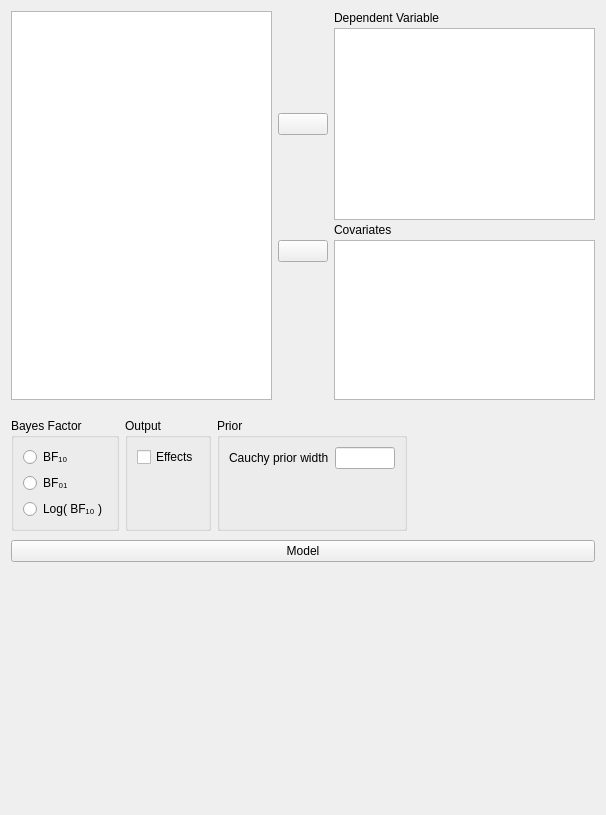
The window that JASP-Desktop/analysisforms/regressionlinearbayesianform.ui (jasp-stats/jasp-desktop) describes before a commit, drawn with Qt 5.
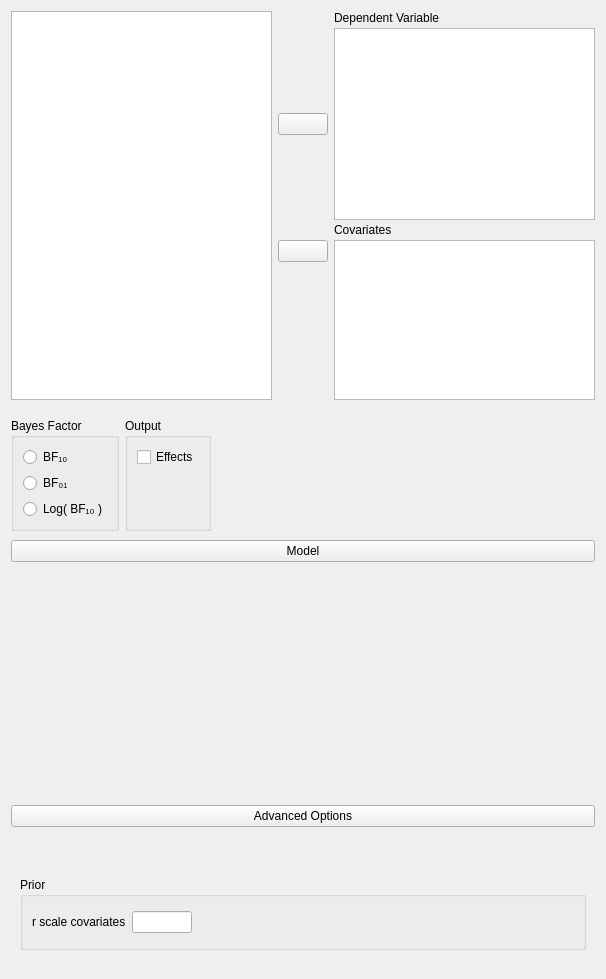
The same window after the commit. Custom widgets are drawn as their Qt base class.

Commit message: Priors: added advanced options for Bayesian analyses

Diff of the .ui file:
```diff
--- a/JASP-Desktop/analysisforms/regressionlinearbayesianform.ui
+++ b/JASP-Desktop/analysisforms/regressionlinearbayesianform.ui
@@ -7,7 +7,7 @@
     <x>0</x>
     <y>0</y>
     <width>606</width>
-    <height>815</height>
+    <height>979</height>
    </rect>
   </property>
   <property name="sizePolicy">
@@ -220,80 +220,6 @@
       <property name="bottomMargin">
        <number>0</number>
       </property>
-      <item row="0" column="1">
-       <widget class="GroupBox" name="groupBox_3">
-        <property name="title">
-         <string>Output</string>
-        </property>
-        <layout class="QGridLayout" name="gridLayout_8">
-         <item row="1" column="1">
-          <spacer name="verticalSpacer_4">
-           <property name="orientation">
-            <enum>Qt::Vertical</enum>
-           </property>
-           <property name="sizeHint" stdset="0">
-            <size>
-             <width>20</width>
-             <height>40</height>
-            </size>
-           </property>
-          </spacer>
-         </item>
-         <item row="0" column="0" colspan="2">
-          <widget class="BoundCheckBox" name="effects">
-           <property name="text">
-            <string>Effects</string>
-           </property>
-          </widget>
-         </item>
-        </layout>
-       </widget>
-      </item>
-      <item row="0" column="2">
-       <widget class="GroupBox" name="groupBox">
-        <property name="title">
-         <string>Prior</string>
-        </property>
-        <layout class="QGridLayout" name="gridLayout_2">
-         <item row="0" column="1">
-          <widget class="BoundTextBox" name="priorWidth">
-           <property name="minimumSize">
-            <size>
-             <width>60</width>
-             <height>0</height>
-            </size>
-           </property>
-           <property name="maximumSize">
-            <size>
-             <width>60</width>
-             <height>16777215</height>
-            </size>
-           </property>
-          </widget>
-         </item>
-         <item row="0" column="0">
-          <widget class="QLabel" name="label_2">
-           <property name="text">
-            <string>Cauchy prior width</string>
-           </property>
-          </widget>
-         </item>
-         <item row="1" column="0">
-          <spacer name="verticalSpacer">
-           <property name="orientation">
-            <enum>Qt::Vertical</enum>
-           </property>
-           <property name="sizeHint" stdset="0">
-            <size>
-             <width>20</width>
-             <height>40</height>
-            </size>
-           </property>
-          </spacer>
-         </item>
-        </layout>
-       </widget>
-      </item>
       <item row="0" column="0">
        <widget class="BoundGroupBox" name="bayesFactorType">
         <property name="title">
@@ -327,6 +253,35 @@
         </layout>
        </widget>
       </item>
+      <item row="0" column="1">
+       <widget class="GroupBox" name="groupBox_3">
+        <property name="title">
+         <string>Output</string>
+        </property>
+        <layout class="QGridLayout" name="gridLayout_8">
+         <item row="1" column="1">
+          <spacer name="verticalSpacer_4">
+           <property name="orientation">
+            <enum>Qt::Vertical</enum>
+           </property>
+           <property name="sizeHint" stdset="0">
+            <size>
+             <width>20</width>
+             <height>40</height>
+            </size>
+           </property>
+          </spacer>
+         </item>
+         <item row="0" column="0" colspan="2">
+          <widget class="BoundCheckBox" name="effects">
+           <property name="text">
+            <string>Effects</string>
+           </property>
+          </widget>
+         </item>
+        </layout>
+       </widget>
+      </item>
      </layout>
     </widget>
    </item>
@@ -396,17 +351,77 @@
     </widget>
    </item>
    <item row="3" column="0">
-    <spacer name="verticalSpacer_2">
-     <property name="orientation">
-      <enum>Qt::Vertical</enum>
-     </property>
-     <property name="sizeHint" stdset="0">
-      <size>
-       <width>20</width>
-       <height>40</height>
-      </size>
-     </property>
-    </spacer>
+    <widget class="QWidget" name="advancedBox" native="true">
+     <layout class="QGridLayout" name="gridLayout_2">
+      <property name="leftMargin">
+       <number>0</number>
+      </property>
+      <property name="topMargin">
+       <number>0</number>
+      </property>
+      <property name="rightMargin">
+       <number>0</number>
+      </property>
+      <item row="2" column="0" rowspan="2" colspan="2">
+       <widget class="QWidget" name="advancedOptions" native="true">
+        <layout class="QGridLayout" name="gridLayout_7">
+         <item row="0" column="0">
+          <widget class="GroupBox" name="groupBox_2">
+           <property name="title">
+            <string>Prior</string>
+           </property>
+           <layout class="QGridLayout" name="gridLayout_9">
+            <item row="0" column="1">
+             <widget class="BoundTextBox" name="priorCovariates">
+              <property name="minimumSize">
+               <size>
+                <width>60</width>
+                <height>0</height>
+               </size>
+              </property>
+              <property name="maximumSize">
+               <size>
+                <width>60</width>
+                <height>16777215</height>
+               </size>
+              </property>
+             </widget>
+            </item>
+            <item row="0" column="0">
+             <widget class="QLabel" name="label_5">
+              <property name="text">
+               <string>r scale covariates</string>
+              </property>
+             </widget>
+            </item>
+            <item row="0" column="2">
+             <spacer name="horizontalSpacer">
+              <property name="orientation">
+               <enum>Qt::Horizontal</enum>
+              </property>
+              <property name="sizeHint" stdset="0">
+               <size>
+                <width>293</width>
+                <height>20</height>
+               </size>
+              </property>
+             </spacer>
+            </item>
+           </layout>
+          </widget>
+         </item>
+        </layout>
+       </widget>
+      </item>
+      <item row="0" column="0" rowspan="2" colspan="2">
+       <widget class="ExpanderButton" name="expanderAdvanced">
+        <property name="text">
+         <string>Advanced Options</string>
+        </property>
+       </widget>
+      </item>
+     </layout>
+    </widget>
    </item>
   </layout>
  </widget>
```
The commit also changes 11 other files.
